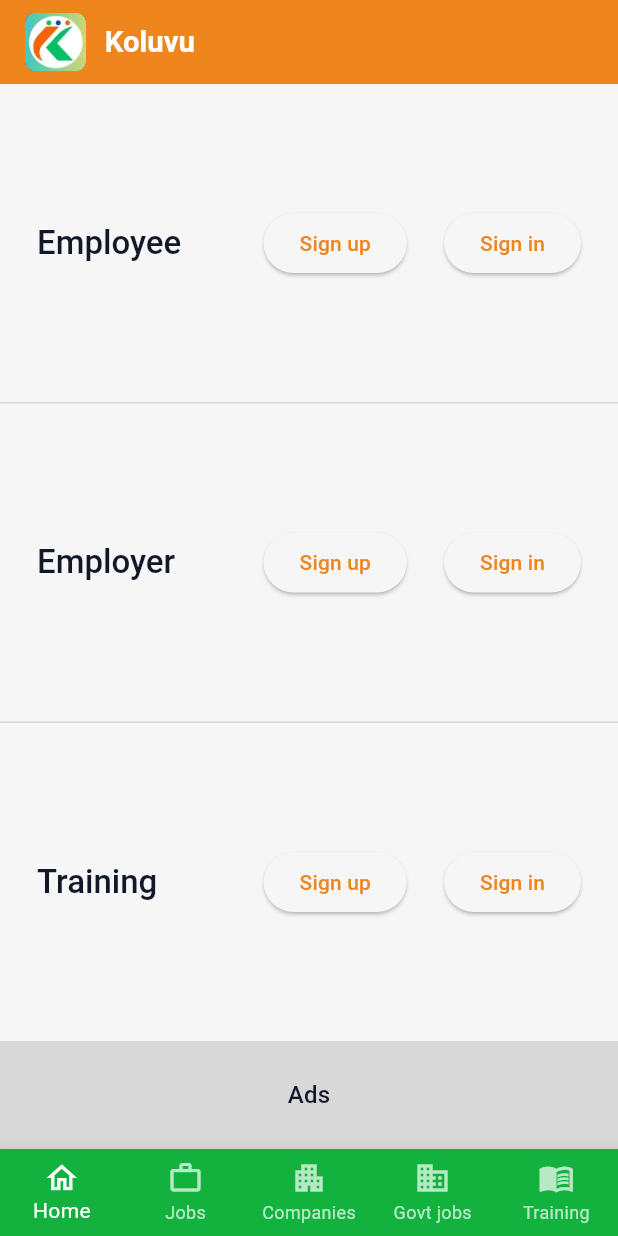
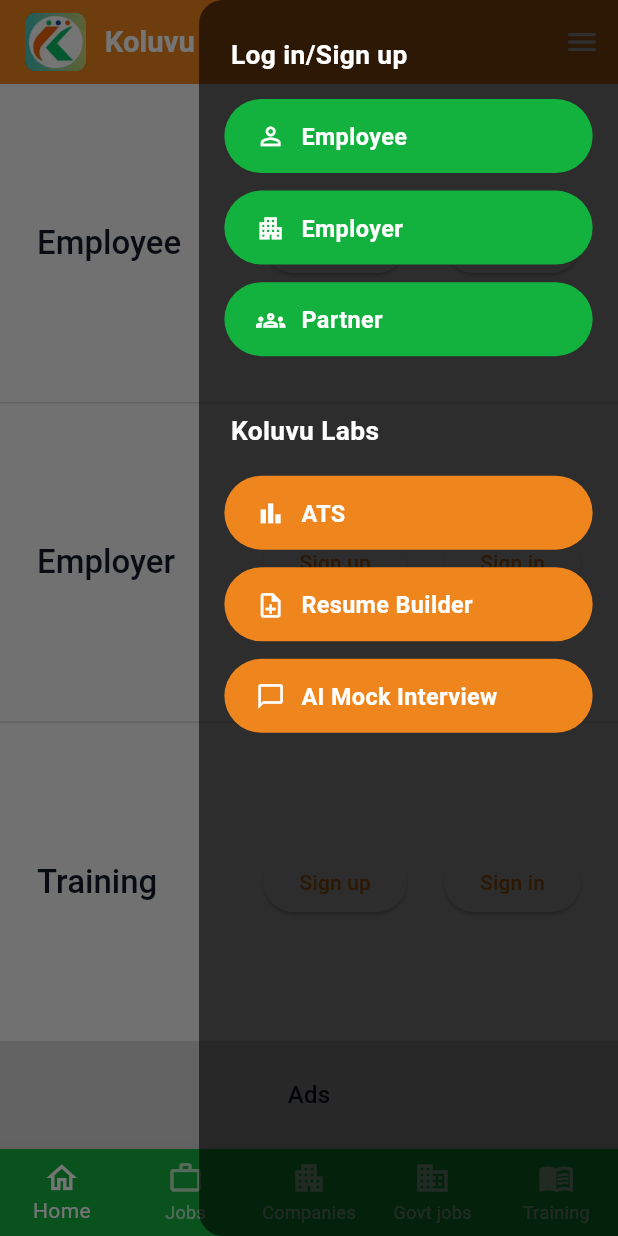
Before and after one commit to Alex-Yu21/Bhuvih-HR-Solutions, a Flutter app: the screen it shows after launch, with the side drawer open (before the commit the screen has no drawer), on a phone screen of 412 x 824 dp. Run offline on Flutter 3.47's test engine with Material 3 defaults, Android fonts, the phone set to English and light mode, and no system bars; our stand-ins replace flutter_screenutil, go_router.

Commit message:
feat: new app drawer

```diff
--- a/lib/app_router.dart
+++ b/lib/app_router.dart
@@ -41,6 +41,42 @@
           pageBuilder: (context, state) =>
               const NoTransitionPage(child: TrainingView()),
         ),
+        GoRoute(
+          path: '/employee',
+          name: 'employee',
+          pageBuilder: (context, state) =>
+              const NoTransitionPage(child: EmployeeView()),
+        ),
+        GoRoute(
+          path: '/employer',
+          name: 'employer',
+          pageBuilder: (context, state) =>
+              const NoTransitionPage(child: EmployerView()),
+        ),
+        GoRoute(
+          path: '/partner',
+          name: 'partner',
+          pageBuilder: (context, state) =>
+              const NoTransitionPage(child: PartnerView()),
+        ),
+        GoRoute(
+          path: '/ats',
+          name: 'ats',
+          pageBuilder: (context, state) =>
+              const NoTransitionPage(child: AtsView()),
+        ),
+        GoRoute(
+          path: '/resume-builder',
+          name: 'resume-builder',
+          pageBuilder: (context, state) =>
+              const NoTransitionPage(child: ResumeBuilderView()),
+        ),
+        GoRoute(
+          path: '/ai-mock-interview',
+          name: 'ai-mock-interview',
+          pageBuilder: (context, state) =>
+              const NoTransitionPage(child: AiMockInterviewView()),
+        ),
       ],
     ),
   ],
@@ -81,3 +117,41 @@
     return const Center(child: Text('Training'));
   }
 }
+
+class EmployeeView extends StatelessWidget {
+  const EmployeeView({super.key});
+  @override
+  Widget build(BuildContext context) => const Center(child: Text('Employee'));
+}
+
+class EmployerView extends StatelessWidget {
+  const EmployerView({super.key});
+  @override
+  Widget build(BuildContext context) => const Center(child: Text('Employer'));
+}
+
+class PartnerView extends StatelessWidget {
+  const PartnerView({super.key});
+  @override
+  Widget build(BuildContext context) => const Center(child: Text('Partner'));
+}
+
+class AtsView extends StatelessWidget {
+  const AtsView({super.key});
+  @override
+  Widget build(BuildContext context) => const Center(child: Text('ATS'));
+}
+
+class ResumeBuilderView extends StatelessWidget {
+  const ResumeBuilderView({super.key});
+  @override
+  Widget build(BuildContext context) =>
+      const Center(child: Text('Resume Builder'));
+}
+
+class AiMockInterviewView extends StatelessWidget {
+  const AiMockInterviewView({super.key});
+  @override
+  Widget build(BuildContext context) =>
+      const Center(child: Text('AI Mock Interview'));
+}
--- /dev/null
+++ b/lib/presentation/widgets/app_drawer.dart
@@ -0,0 +1,137 @@
+import 'package:flutter/material.dart';
+import 'package:flutter_screenutil/flutter_screenutil.dart';
+import 'package:go_router/go_router.dart';
+
+class AppDrawer extends StatelessWidget {
+  const AppDrawer({super.key});
+  static final _basePillWidth = 220.w;
+
+  @override
+  Widget build(BuildContext context) {
+    final double pillWidth = _basePillWidth.w;
+    final double drawerWidth = pillWidth + 32.w;
+    final green = Theme.of(context).colorScheme.secondary;
+    final orange = Theme.of(context).colorScheme.primary;
+
+    Widget pill({
+      required String label,
+      required IconData icon,
+      required Color color,
+      required String route,
+    }) {
+      return Padding(
+        padding: EdgeInsets.symmetric(vertical: 6.h),
+        child: SizedBox(
+          width: pillWidth,
+          child: InkWell(
+            borderRadius: BorderRadius.circular(40.r),
+            onTap: () {
+              Navigator.of(context).pop();
+              context.go(route);
+            },
+            child: Ink(
+              decoration: BoxDecoration(
+                color: color,
+                borderRadius: BorderRadius.circular(40.r),
+              ),
+              padding: EdgeInsets.symmetric(horizontal: 20.w, vertical: 14.h),
+              child: Row(
+                mainAxisSize: MainAxisSize.min,
+                children: [
+                  Icon(icon, color: Colors.white, size: 20.sp),
+                  SizedBox(width: 10.w),
+                  Text(
+                    label,
+                    style: TextStyle(
+                      color: Colors.white,
+                      fontSize: 16.sp,
+                      fontWeight: FontWeight.w600,
+                    ),
+                  ),
+                ],
+              ),
+            ),
+          ),
+        ),
+      );
+    }
+
+    return Drawer(
+      backgroundColor: Colors.black.withOpacity(0.6),
+      width: drawerWidth,
+      child: SafeArea(
+        child: Padding(
+          padding: EdgeInsets.symmetric(horizontal: 16.w, vertical: 24.h),
+          child: SingleChildScrollView(
+            child: Column(
+              crossAxisAlignment: CrossAxisAlignment.start,
+              children: [
+                Padding(
+                  padding: EdgeInsets.only(left: 4.w, bottom: 12.h),
+                  child: Text(
+                    'Log in/Sign up',
+                    style: TextStyle(
+                      color: Colors.white,
+                      fontSize: 18.sp,
+                      fontWeight: FontWeight.w700,
+                    ),
+                  ),
+                ),
+                pill(
+                  label: 'Employee',
+                  icon: Icons.person_outline,
+                  color: green,
+                  route: '/employee',
+                ),
+                pill(
+                  label: 'Employer',
+                  icon: Icons.apartment_outlined,
+                  color: green,
+                  route: '/employer',
+                ),
+                pill(
+                  label: 'Partner',
+                  icon: Icons.groups_outlined,
+                  color: green,
+                  route: '/partner',
+                ),
+                SizedBox(height: 32.h),
+
+                Padding(
+                  padding: EdgeInsets.only(left: 4.w, bottom: 12.h),
+                  child: Text(
+                    'Koluvu Labs',
+                    style: TextStyle(
+                      color: Colors.white,
+                      fontSize: 18.sp,
+                      fontWeight: FontWeight.w700,
+                    ),
+                  ),
+                ),
+
+                pill(
+                  label: 'ATS',
+                  icon: Icons.bar_chart_outlined,
+                  color: orange,
+                  route: '/ats',
+                ),
+                pill(
+                  label: 'Resume Builder',
+                  icon: Icons.note_add_outlined,
+                  color: orange,
+                  route: '/resume-builder',
+                ),
+                pill(
+                  label: 'AI Mock Interview',
+                  icon: Icons.chat_bubble_outline,
+                  color: orange,
+                  route: '/ai-mock-interview',
+                ),
+              ],
+            ),
+          ),
+        ),
+      ),
+    );
+  }
+}
--- a/lib/presentation/widgets/root_scaffold.dart
+++ b/lib/presentation/widgets/root_scaffold.dart
@@ -1,3 +1,4 @@
+import 'package:bhuvih_hr_solutions/presentation/widgets/app_drawer.dart';
 import 'package:flutter/material.dart';
 import 'package:flutter_screenutil/flutter_screenutil.dart';
 import 'package:go_router/go_router.dart';
@@ -34,6 +35,7 @@
           ],
         ),
       ),
+      endDrawer: AppDrawer(),
       body: child,
       bottomNavigationBar: BottomNavigationBar(
         backgroundColor: Theme.of(context).colorScheme.secondary,
```
